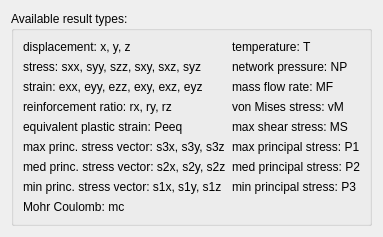
Qt form src/Mod/Fem/Gui/Resources/ui/ResultHints.ui (southseact-3d/fcd) before a commit.
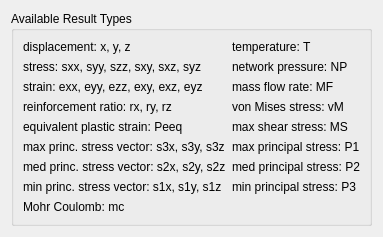
The same form after that commit.

Diff of the .ui file:
```diff
--- a/src/Mod/Fem/Gui/Resources/ui/ResultHints.ui
+++ b/src/Mod/Fem/Gui/Resources/ui/ResultHints.ui
@@ -17,7 +17,7 @@
    <item>
     <widget class="QGroupBox" name="gb_displacement_2">
      <property name="title">
-      <string>Available result types:</string>
+      <string>Available Result Types</string>
      </property>
      <layout class="QVBoxLayout" name="verticalLayout_5">
       <item>
```
Left out of the diff: 2 changed lines with no effect on the pictures.
